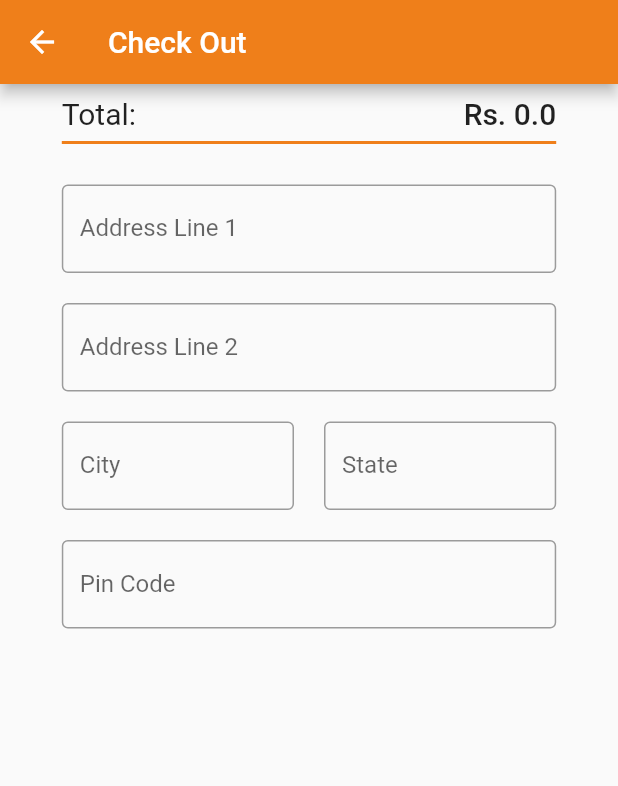
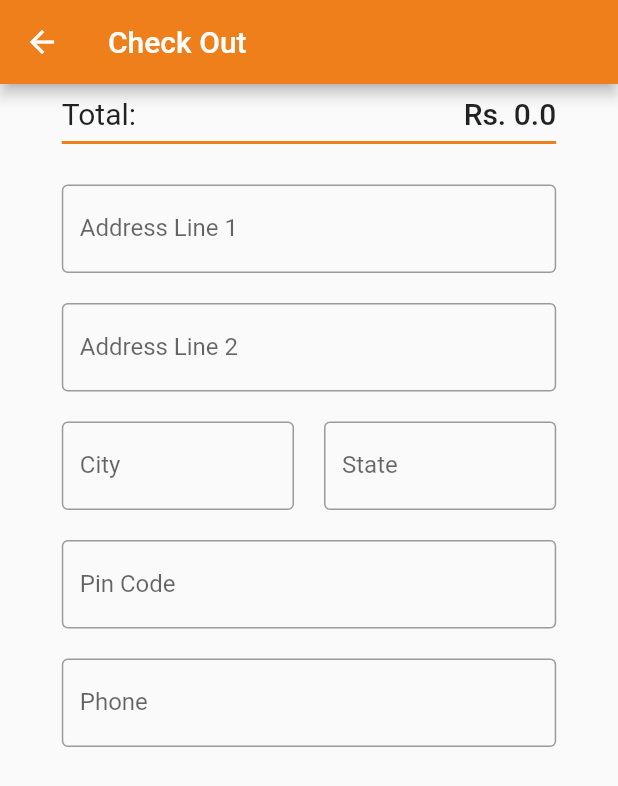
Before and after one commit to dev-espalearn/my_learn_gadgets_web, a Flutter app: the CheckOutScreen screen opened directly, on a phone screen of 412 x 824 dp. Shown: the top 786 px of the screen. Run offline on Flutter 3.47's test engine with Material 2 defaults, Android fonts, the phone set to English and light mode, and no system bars; our stand-ins replace auto_size_text, carousel_slider, cloud_firestore, firebase_auth, firebase_core, firebase_storage and 4 more; accounts and stored records are empty; network calls fail; Roboto replaces fonts that are missing (Digitalt-04no.ttf).

Commit message:
Phone field added and made it functional in checkout screen

```diff
--- a/lib/features/checkout/get_controllers/check_out_get_controller.dart
+++ b/lib/features/checkout/get_controllers/check_out_get_controller.dart
@@ -7,6 +7,7 @@ class CheckOutGetController extends GetxController{
   TextEditingController cityController = TextEditingController();
   TextEditingController stateController = TextEditingController();
   TextEditingController pinCodeController = TextEditingController();
+  TextEditingController phoneController = TextEditingController();
 
   GlobalKey<FormState> formKey = GlobalKey<FormState>();
 }
--- a/lib/features/checkout/ui/check_out_screen.dart
+++ b/lib/features/checkout/ui/check_out_screen.dart
@@ -129,6 +129,18 @@ class CheckOutScreen extends StatelessWidget {
                       borderRadius: BorderRadius.circular(4),
                     ),
                   ),
+                  keyboardType: TextInputType.number,
+                ),
+                SizedBox(height: 20),
+                TextFormField(
+                  controller: checkOutGetController.phoneController,
+                  decoration: InputDecoration(
+                    labelText: "Phone",
+                    border: OutlineInputBorder(
+                      borderRadius: BorderRadius.circular(4),
+                    ),
+                  ),
+                  keyboardType: TextInputType.number,
                 ),
               ],
             ),
```
